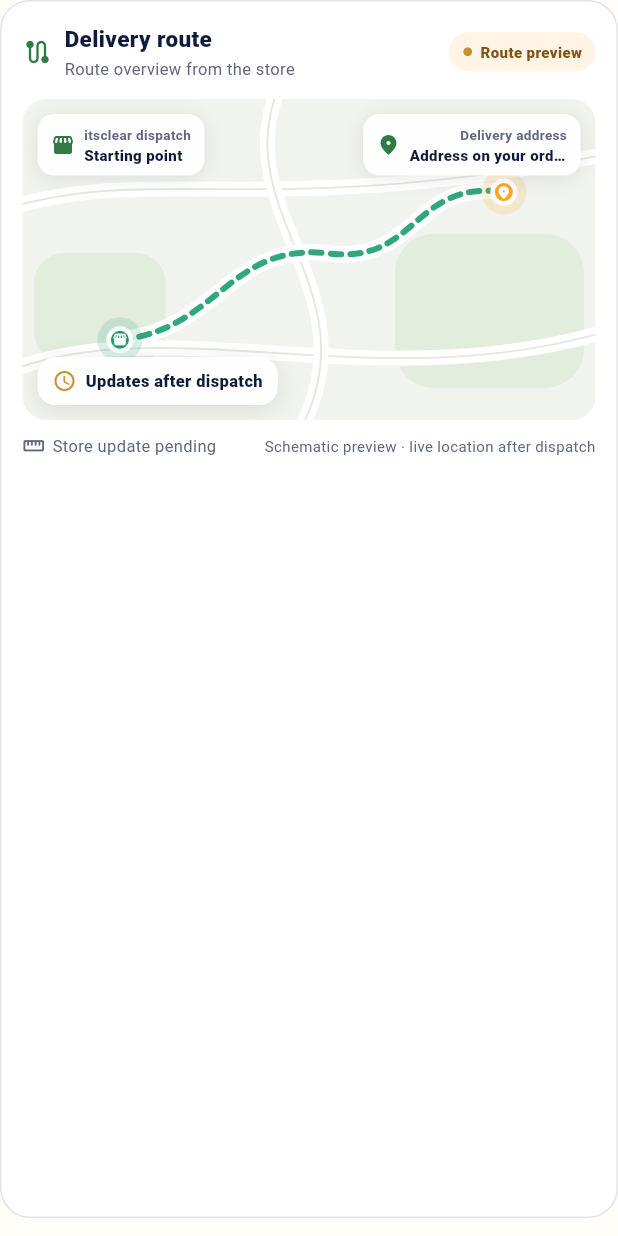
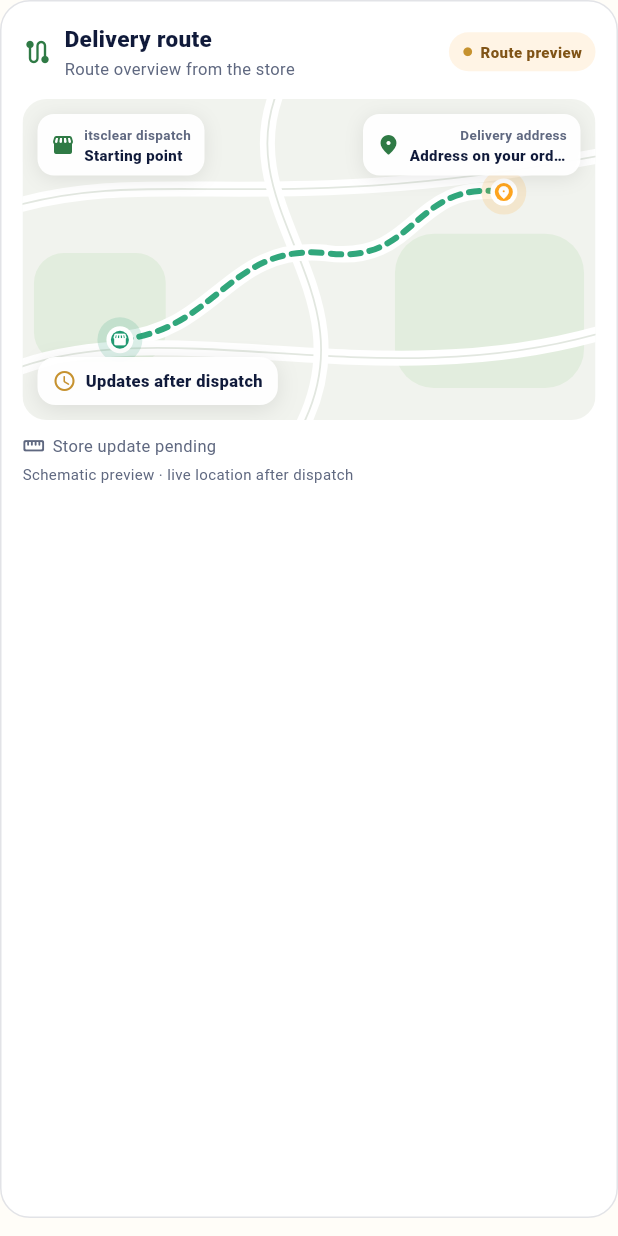
Before and after one commit to github5888/AI_Assistant-, a Flutter app: the TrackingMapCard widget shown alone on an empty page, opened directly with empty values, on a phone screen of 412 x 824 dp. Run offline on Flutter 3.47's test engine with Material 3 defaults, Android fonts, the phone set to English and light mode, and no system bars; our stand-ins replace flutter_secure_storage, google_sign_in; missing offline and left inert: razorpay_flutter; accounts and stored records are empty; network calls fail.

Commit message:
Fix compact tracking layout and checkout test scroll
Co-authored-by: arena-agent <297053741+arena-agent@users.noreply.github.com>

```diff
--- a/lib/screens/tracking_map_card.dart
+++ b/lib/screens/tracking_map_card.dart
@@ -139,10 +139,10 @@ class TrackingMapCard extends StatelessWidget {
           const Icon(Icons.straighten_rounded, size: 15, color: AppColors.muted),
           const SizedBox(width: 5),
           Text(distanceLabel, style: const TextStyle(fontSize: 11, color: AppColors.muted)),
-          const Spacer(),
-          Text(hasGps ? 'Schematic route · location from store' : 'Schematic preview · live location after dispatch',
-            textAlign: TextAlign.end, style: const TextStyle(fontSize: 10, color: AppColors.muted)),
         ]),
+        const SizedBox(height: 4),
+        Text(hasGps ? 'Schematic route · location from store' : 'Schematic preview · live location after dispatch',
+          style: const TextStyle(fontSize: 10, color: AppColors.muted)),
       ]),
     );
   }
```
Also changed, not shown: 2 other files.
